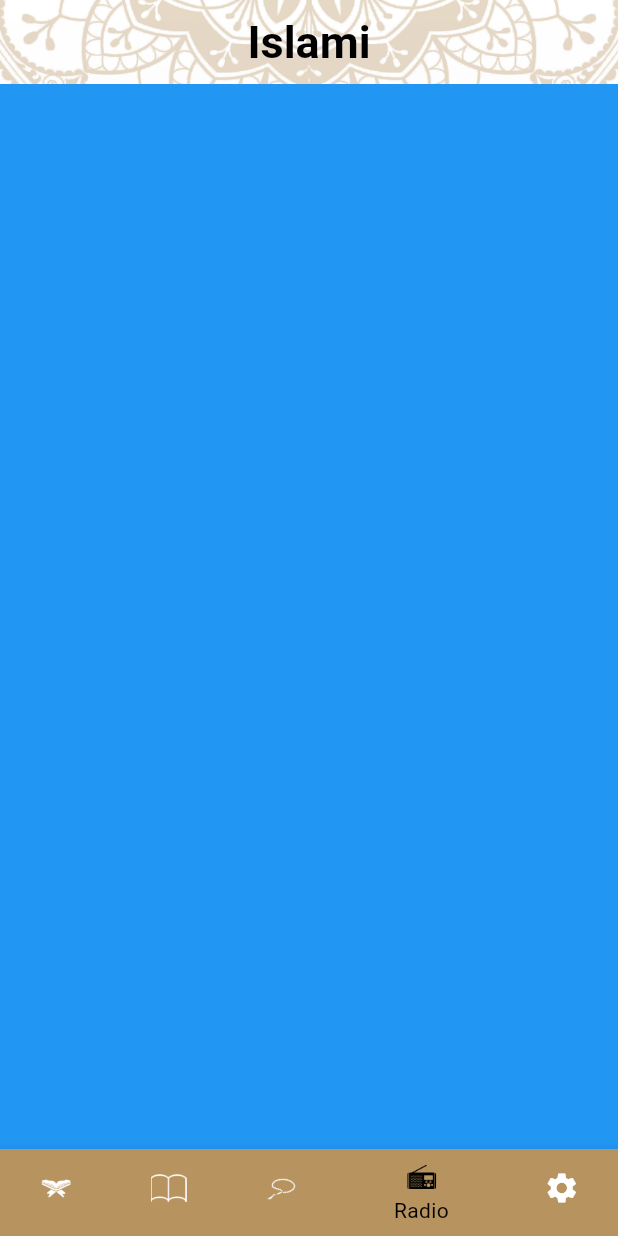
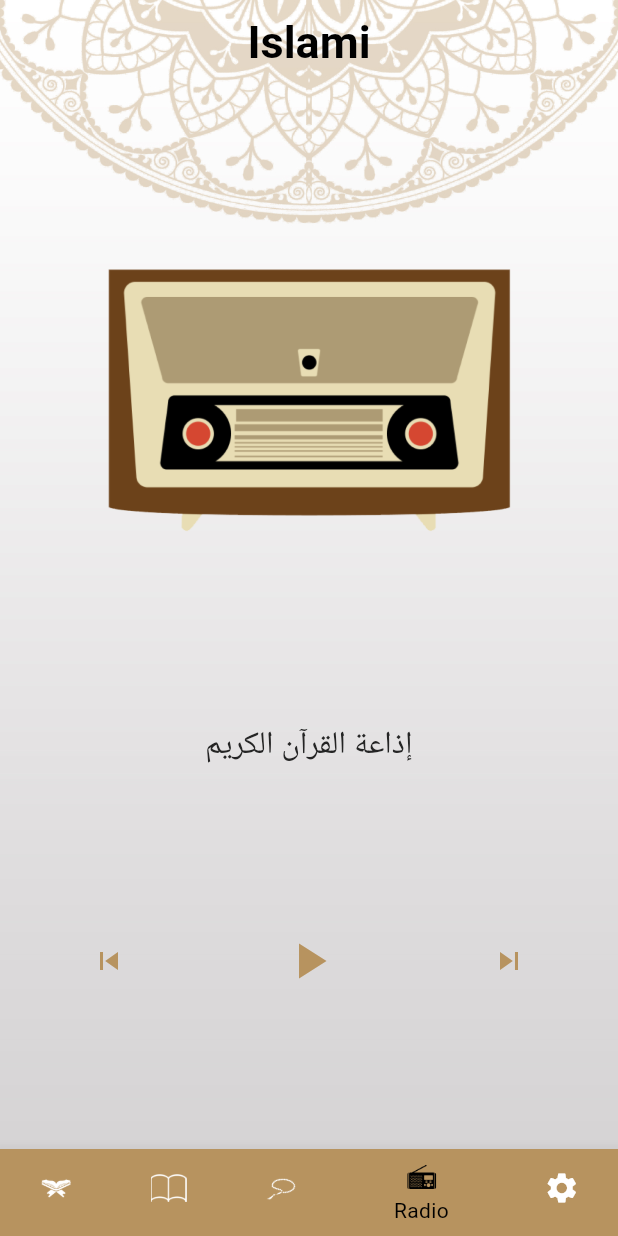
Before and after one commit to ShrookGamal/islamy-app, a Flutter app: the screen it shows after launch, item 4 of the bottom bar chosen, on a phone screen of 412 x 824 dp. Run offline on Flutter 3.47's test engine with Material 3 defaults, Android fonts, the phone set to English and light mode, and no system bars.

Commit message:
+ radio tab ui

```diff
--- a/lib/core/assets_manager.dart
+++ b/lib/core/assets_manager.dart
@@ -10,4 +10,5 @@ class AssetsManager {
   static const String splash = '${base}splash.jpg';
   static const String quranHeaderImage = '${base}quran_header_icon.png';
   static const String hadithHeaderImage = '${base}hadith_header_icon.png';
+  static const String radioHeaderImage = '${base}radio_header_icon.png';
 }
--- a/lib/presentation/screens/home/tabs/hadith_tab/hadith_tab.dart
+++ b/lib/presentation/screens/home/tabs/hadith_tab/hadith_tab.dart
@@ -29,7 +29,7 @@ class _HadithTabState extends State<HadithTab> {
             : Expanded(
                 flex: 2,
                 child: ListView.builder(
-                  itemBuilder: (context, index) => hadithTitleWidget(
+                  itemBuilder: (context, index) => HadithTitleWidget(
                     hadith: hadithList[index],
                   ),
                   itemCount: hadithList.length,
--- a/lib/presentation/screens/home/tabs/radio_tab/radio_tab.dart
+++ b/lib/presentation/screens/home/tabs/radio_tab/radio_tab.dart
@@ -1,12 +1,42 @@
 import 'package:flutter/material.dart';
+import 'package:flutter_projects/core/assets_manager.dart';
+import 'package:flutter_projects/core/colors_manager.dart';
 
 class RadioTab extends StatelessWidget {
   const RadioTab({super.key});
 
   @override
   Widget build(BuildContext context) {
-    return Container(
-      color: Colors.blue,
+    return Padding(
+      padding: const EdgeInsets.symmetric(vertical: 50, horizontal: 10),
+      child: Column(
+        mainAxisAlignment: MainAxisAlignment.spaceAround,
+        children: [
+          Image.asset(AssetsManager.radioHeaderImage),
+          Text(
+            'إذاعة القرآن الكريم',
+            style: Theme.of(context).textTheme.headlineMedium,
+          ),
+          const Row(
+            mainAxisAlignment: MainAxisAlignment.spaceAround,
+            children: [
+              Icon(
+                Icons.skip_previous_sharp,
+                color: ColorsManager.goldColor,
+              ),
+              Icon(
+                Icons.play_arrow,
+                color: ColorsManager.goldColor,
+                size: 40,
+              ),
+              Icon(
+                Icons.skip_next,
+                color: ColorsManager.goldColor,
+              ),
+            ],
+          )
+        ],
+      ),
     );
   }
 }
```
Also changed, not shown: assets/images/radio_header_icon.png (added).
